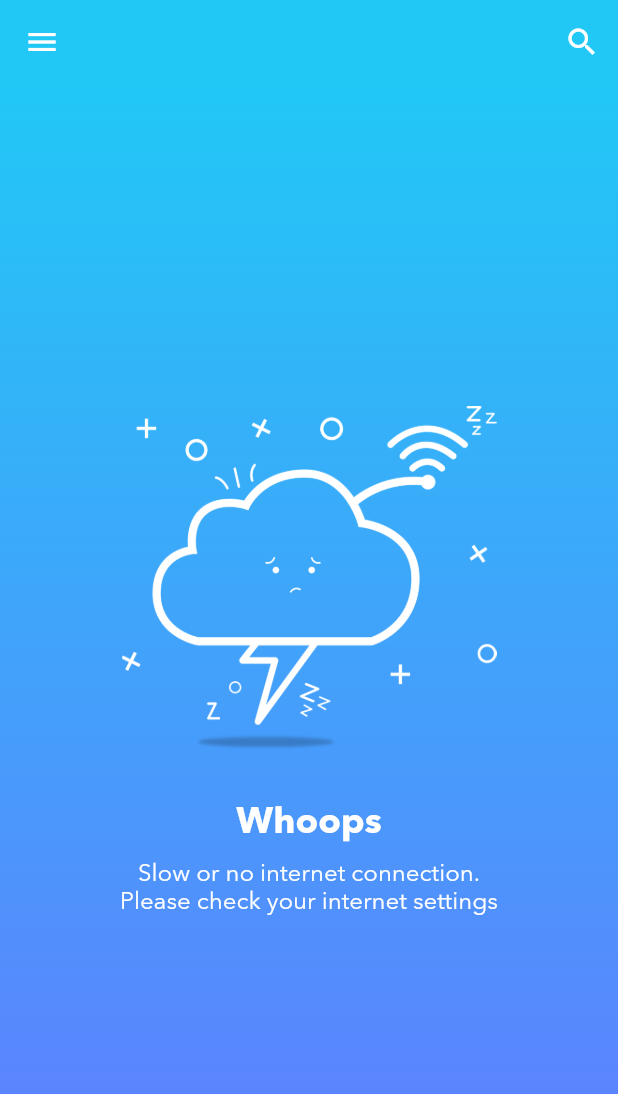
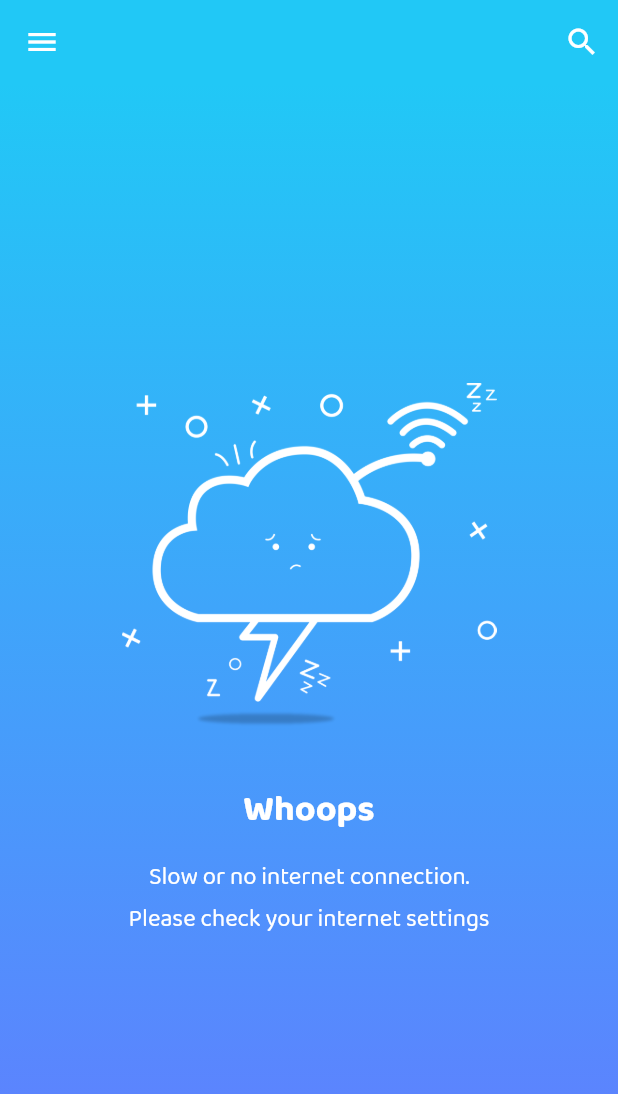
Before and after one commit to pasanjg/Forecast, a Flutter app: the screen it shows after launch, on a phone screen of 412 x 824 dp. Shown: the top 1094 px of the screen. Run offline on Flutter 3.47's test engine with Material 2 defaults, Android fonts, the phone set to English and light mode, and no system bars; our stand-ins replace fl_chart, flare_flutter, flutter_dotenv, flutter_icons, fluttertoast, font_awesome_flutter and 4 more.

Commit message:
Font and Styles updated

```diff
--- a/lib/pages/home.dart
+++ b/lib/pages/home.dart
@@ -1,5 +1,7 @@
 import 'package:flutter/material.dart';
 import 'package:flutter/services.dart';
+import 'package:forecast/utils/animations/FadeAnimation.dart';
+import 'package:forecast/utils/common/constants.dart';
 import 'package:flutter_icons/flutter_icons.dart';
 import 'package:font_awesome_flutter/font_awesome_flutter.dart';
 import 'dart:convert' as convert;
@@ -63,7 +65,7 @@ class _HomePageState extends State<HomePage> {
             controller: _searchTextField,
             decoration: InputDecoration(
               border: InputBorder.none,
-              hintText: "Search city name",
+              hintText: "Where do you want to check?",
               hintStyle: TextStyle(
                 color: Colors.white70,
               ),
@@ -116,7 +118,10 @@ class _HomePageState extends State<HomePage> {
             children: <Widget>[
               Icon(FontAwesome.location_arrow, color: Colors.white),
               SizedBox(width: 10.0),
-              Text("Current Location"),
+              Text(
+                "Current Location",
+                style: RegularTextStyle,
+              ),
             ],
           ),
         ),
@@ -124,7 +129,9 @@ class _HomePageState extends State<HomePage> {
           child: ListView.builder(
             itemCount: filteredCities.length,
             itemBuilder: (BuildContext context, int index) {
-              return ListTile(
+              return FadeAnimation(
+                delay: index * 0.001,
+                child: ListTile(
                   onTap: () {
                     setState(() {
                       this.cityName =
@@ -138,6 +145,7 @@ class _HomePageState extends State<HomePage> {
                   },
                   title: Text(
                     "${filteredCities[index]['name']}",
+                    style: RegularTextStyle,
                   ),
                   trailing: Container(
                     height: 30.0,
@@ -145,6 +153,7 @@ class _HomePageState extends State<HomePage> {
                       placeholder: "assets/images/flag-loading.png",
                       image:
                           "https://www.countryflags.io/${filteredCities[index]['country']}/flat/64.png",
+                    ),
                   ),
                 ),
               );
@@ -198,8 +207,14 @@ class _HomePageState extends State<HomePage> {
                   Column(
                     children: <Widget>[
                       UserAccountsDrawerHeader(
-                        accountName: Text("Bruce Wayne"),
-                        accountEmail: Text("bruce@wayne.inc"),
+                        accountName: Text(
+                          "Bruce Wayne",
+                          style: RegularTextStyle,
+                        ),
+                        accountEmail: Text(
+                          "bruce@wayne.inc",
+                          style: RegularTextStyle,
+                        ),
                         currentAccountPicture: CircleAvatar(
                           child: Text(
                             "B",
@@ -212,24 +227,6 @@ class _HomePageState extends State<HomePage> {
                         ),
                       ),
                       ListTile(
-                        leading: Icon(
-                          FontAwesome5.moon,
-                          color: Colors.white70,
-                        ),
-                        title: Text(
-                          "Switch mode",
-                          style: TextStyle(color: Colors.white),
-                        ),
-                        trailing: Switch(
-                          value: false,
-                          onChanged: (value) {
-                            setState(() {
-//                          mode = value;
-                            });
-                          },
-                        ),
-                      ),
-                      ListTile(
                         onTap: () {
                           Navigator.of(context).pop();
                         },
@@ -237,7 +234,10 @@ class _HomePageState extends State<HomePage> {
                           FontAwesomeIcons.heart,
                           color: Colors.white70,
                         ),
-                        title: Text("Favourites"),
+                        title: Text(
+                          "Favourites",
+                          style: RegularTextStyle,
+                        ),
                         trailing: Icon(
                           FontAwesomeIcons.angleRight,
                           color: Colors.white70,
@@ -257,7 +257,10 @@ class _HomePageState extends State<HomePage> {
                           FontAwesomeIcons.cloudSunRain,
                           color: Colors.white70,
                         ),
-                        title: Text("Weather Animations"),
+                        title: Text(
+                          "Weather Animations",
+                          style: RegularTextStyle,
+                        ),
                         trailing: Icon(
                           FontAwesomeIcons.angleRight,
                           color: Colors.white70,
@@ -281,7 +284,10 @@ class _HomePageState extends State<HomePage> {
                           FontAwesomeIcons.cog,
                           color: Colors.white70,
                         ),
-                        title: Text("Settings"),
+                        title: Text(
+                          "Settings",
+                          style: RegularTextStyle,
+                        ),
                         trailing: Icon(
                           FontAwesomeIcons.angleRight,
                           color: Colors.white70,
@@ -295,7 +301,10 @@ class _HomePageState extends State<HomePage> {
                           FontAwesomeIcons.powerOff,
                           color: Colors.white70,
                         ),
-                        title: Text("Log out"),
+                        title: Text(
+                          "Log out",
+                          style: RegularTextStyle,
+                        ),
                         trailing: Icon(
                           FontAwesomeIcons.angleRight,
                           color: Colors.white70,
--- /dev/null
+++ b/lib/utils/common/constants.dart
@@ -0,0 +1,52 @@
+import 'package:flutter/material.dart';
+
+// Colors
+const defaultFontColor = Colors.white;
+const dayThemeAccentColor = Color(0XFF21C8F6);
+const dayThemePrimaryColor = Color(0xFF637BFF);
+const eveningThemeAccentColor = Color(0XFFCF5C36);
+const eveningThemePrimaryColor = Color(0XFF160F29);
+const nightThemeAccentColor = Color(0xFF011526);
+const nightThemePrimaryColor = Color(0xFF024873);
+
+// Text Style
+const AppTextTheme = TextTheme(
+  title: TextStyle(color: Colors.white),
+  subhead: TextStyle(color: Colors.white),
+  subtitle: TextStyle(color: Colors.white),
+  body1: TextStyle(color: Colors.white),
+  body2: TextStyle(color: Colors.white),
+);
+
+const HeadingTextStyle = TextStyle(
+  fontSize: 28,
+  height: 1.5,
+  letterSpacing: 3.0,
+  fontWeight: FontWeight.bold,
+);
+
+const TitleTextStyle = TextStyle(
+  fontSize: 20,
+  letterSpacing: 1.5,
+  fontWeight: FontWeight.w500,
+);
+
+const MainTextStyle = TextStyle(
+  height: 1.0,
+  fontSize: 50.0,
+);
+
+const MediumTextStyle = TextStyle(
+  fontSize: 18.0,
+  fontWeight: FontWeight.w500,
+);
+
+const RegularTextStyle = TextStyle(
+  fontSize: 18.0,
+  height: 1.0,
+);
+
+const SmallTextStyle = TextStyle(
+  fontSize: 14.0,
+  height: 1.0,
+);
--- a/lib/utils/themes/themes.dart
+++ b/lib/utils/themes/themes.dart
@@ -1,42 +1,34 @@
 import 'package:flutter/material.dart';
+import 'package:forecast/utils/common/constants.dart';
 
 enum AppThemeKeys { DAY, EVENING, NIGHT }
 
 class AppThemes {
-  static final fontFamily = 'AvenirNextLTPro';
+  static final fontFamily = 'BalooPaaji2';
 
-  static final TextTheme textTheme = TextTheme(
-    title: TextStyle(color: Colors.white),
-    subhead: TextStyle(color: Colors.white),
-    subtitle: TextStyle(color: Colors.white),
-    body1: TextStyle(color: Colors.white),
-    body2: TextStyle(color: Colors.white),
-  ).apply(
-    bodyColor: Colors.white,
-    displayColor: Colors.white,
+  static final TextTheme textTheme = AppTextTheme.apply(
+    bodyColor: defaultFontColor,
+    displayColor: defaultFontColor,
   );
 
   static final ThemeData dayTheme = ThemeData(
     textTheme: textTheme,
-    accentColor: Color(0XFF21C8F6),
-    primaryColor: Color(0xFF637BFF),
-    canvasColor: Color(0xFF141414),
+    accentColor: dayThemeAccentColor,
+    primaryColor: dayThemePrimaryColor,
     fontFamily: fontFamily,
   );
 
   static final ThemeData eveningTheme = ThemeData(
     textTheme: textTheme,
-    accentColor: Color(0XFFCF5C36),
-    primaryColor: Color(0XFF160F29),
-    canvasColor: Color(0xFF641514),
+    accentColor: eveningThemeAccentColor,
+    primaryColor: eveningThemePrimaryColor,
     fontFamily: fontFamily,
   );
 
   static final ThemeData nightTheme = ThemeData(
     textTheme: textTheme,
-    accentColor: Color(0xFF011526),
-    primaryColor: Color(0xFF024873),
-    canvasColor: Color(0xFF141414),
+    accentColor: nightThemeAccentColor,
+    primaryColor: nightThemePrimaryColor,
     fontFamily: fontFamily,
   );
 
```
Also changed, not shown: lib/pages/current_weather.dart (+28 -41 lines), pubspec.yaml (+5 -5 lines), assets/fonts/AvenirNextLTPro-Bold.otf (deleted), assets/fonts/AvenirNextLTPro-Demi.otf (deleted), assets/fonts/AvenirNextLTPro-Regular.otf (deleted), assets/fonts/BalooPaaji2-Bold.ttf (added), assets/fonts/BalooPaaji2-Medium.ttf (added), assets/fonts/BalooPaaji2-Regular.ttf (added). Lines whose indentation alone changed are shown as unchanged.
